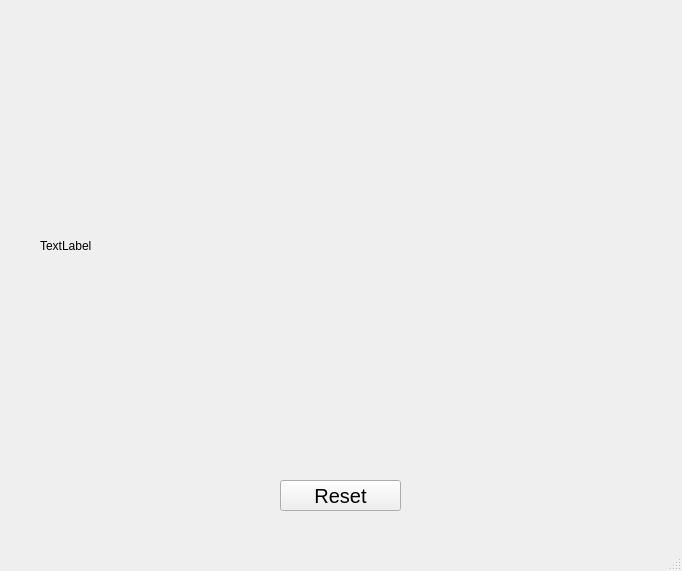
This is map.ui in c1rrandhu/Maps-API as Qt 5 draws it before an edit. The edited form follows.
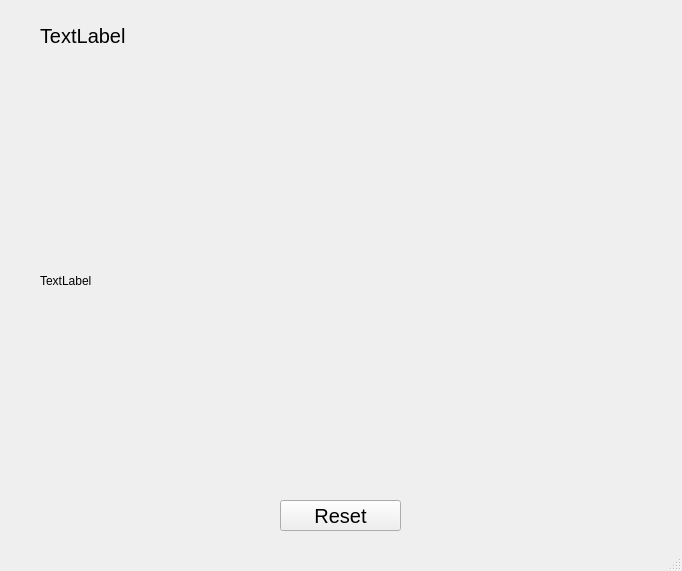
This is the edited form.

Commit message: 8th part API commit

Patch:
```diff
--- a/map.ui
+++ b/map.ui
@@ -18,7 +18,7 @@
     <property name="geometry">
      <rect>
       <x>40</x>
-      <y>35</y>
+      <y>70</y>
       <width>661</width>
       <height>421</height>
      </rect>
@@ -31,7 +31,7 @@
     <property name="geometry">
      <rect>
       <x>280</x>
-      <y>480</y>
+      <y>500</y>
       <width>121</width>
       <height>31</height>
      </rect>
@@ -45,6 +45,24 @@
      <string>Reset</string>
     </property>
    </widget>
+   <widget class="QLabel" name="full_address">
+    <property name="geometry">
+     <rect>
+      <x>40</x>
+      <y>20</y>
+      <width>621</width>
+      <height>31</height>
+     </rect>
+    </property>
+    <property name="font">
+     <font>
+      <pointsize>15</pointsize>
+     </font>
+    </property>
+    <property name="text">
+     <string>TextLabel</string>
+    </property>
+   </widget>
   </widget>
   <widget class="QMenuBar" name="menubar">
    <property name="geometry">
```
The commit also changes 1 other file.
